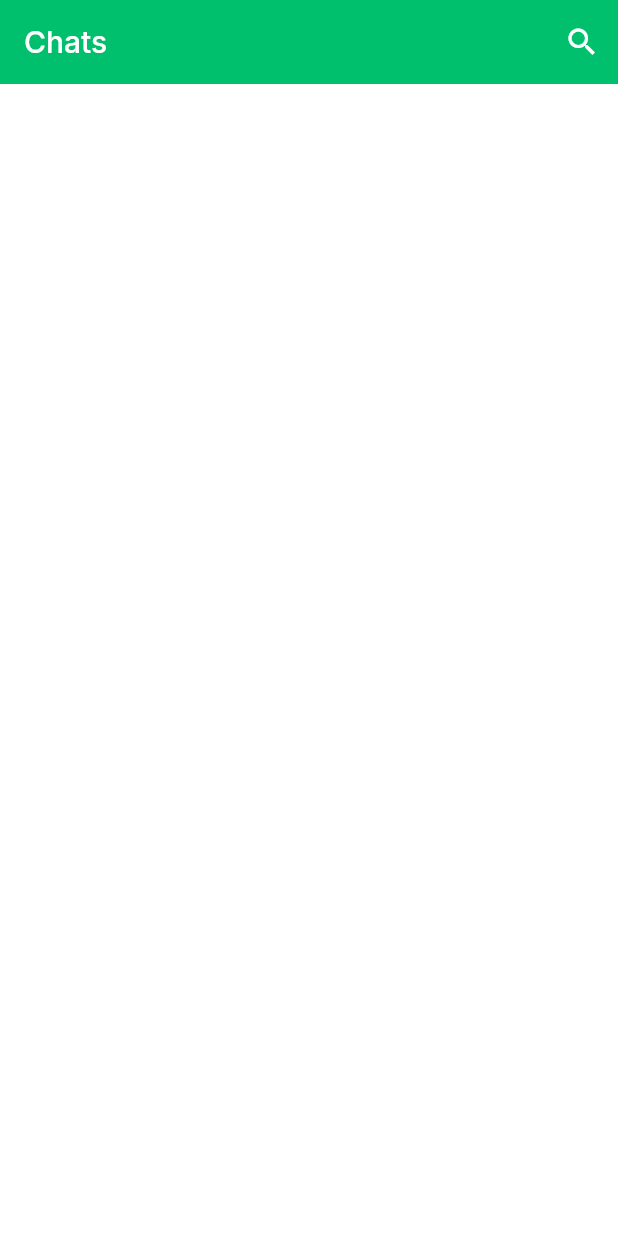
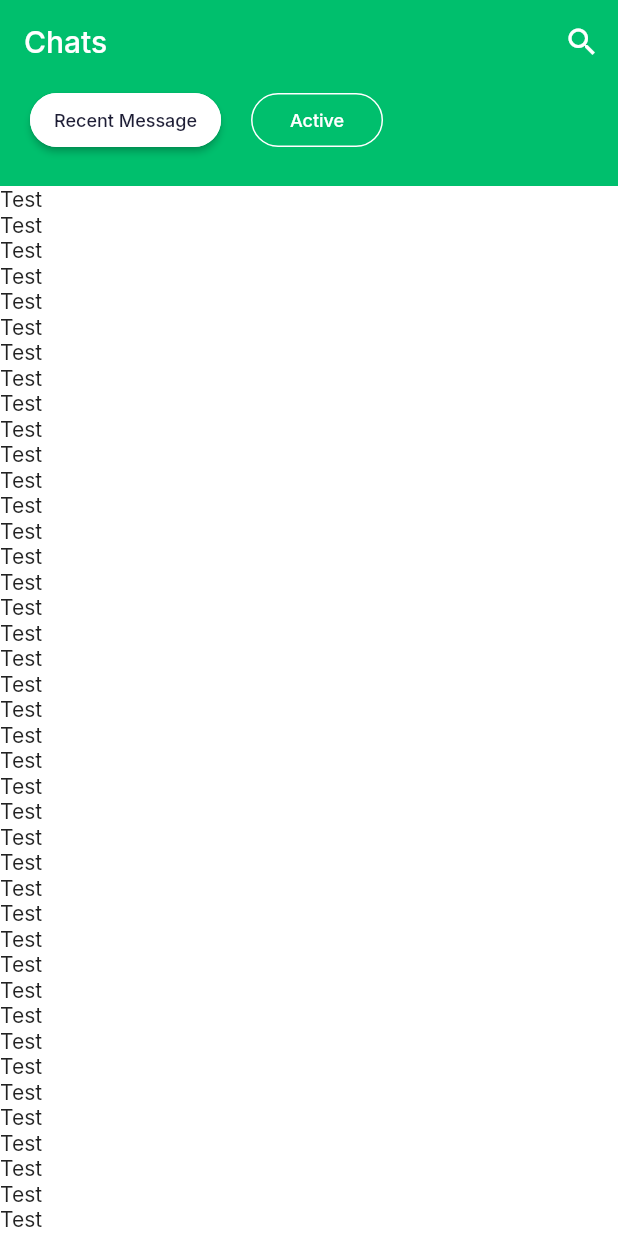
Before and after one commit to jiayong1008/chat-mobile, a Flutter app: the ChatsScreen screen opened directly, on a phone screen of 412 x 824 dp. Run offline on Flutter 3.47's test engine with Material 2 defaults, Android fonts, the phone set to English and light mode, and no system bars; our stand-ins replace google_fonts.

Commit message:
chat screen header

```diff
--- a/lib/screens/chats/chats_screen.dart
+++ b/lib/screens/chats/chats_screen.dart
@@ -1,3 +1,4 @@
+import 'package:chat_mobile/screens/chats/components/body.dart';
 import 'package:flutter/material.dart';
 
 class ChatsScreen extends StatelessWidget {
@@ -6,16 +7,21 @@ class ChatsScreen extends StatelessWidget {
   @override
   Widget build(BuildContext context) {
     return Scaffold(
-      appBar: AppBar(
+      appBar: buildAppBar(),
+      body: Body(),
+    );
+  }
+
+  AppBar buildAppBar() {
+    return AppBar(
       automaticallyImplyLeading: false,
       title: Text("Chats"),
       actions: [
         IconButton(
           onPressed: () {},
-            icon: Icon(Icons.search)
+          icon: Icon(Icons.search),
         ),
       ],
-      ),
     );
   }
 }
--- /dev/null
+++ b/lib/screens/chats/components/body.dart
@@ -0,0 +1,40 @@
+import 'package:chat_mobile/components/filled_outline_button.dart';
+import 'package:chat_mobile/constants.dart';
+import 'package:flutter/material.dart';
+
+class Body extends StatelessWidget {
+  const Body({Key? key}) : super(key: key);
+
+  @override
+  Widget build(BuildContext context) {
+    return Column(
+      children: [
+        Container(
+          padding: const EdgeInsets.fromLTRB(
+            kDefaultPadding, 0, kDefaultPadding, kDefaultPadding
+          ),
+          color: kPrimaryColor,
+          child: Row(
+            children: [
+              FillOutlineButton(
+                press: () {},
+                text: "Recent Message",
+              ),
+              SizedBox(width: kDefaultPadding),
+              FillOutlineButton(
+                press: () {},
+                text: "Active",
+                isFilled: false,
+              ),
+            ],
+          ),
+        ),
+        Expanded(
+          child: ListView.builder(
+            itemBuilder: (context, index) => Text("Test"),
+          ),
+        ),
+      ],
+    );
+  }
+}
```
Lines whose indentation alone changed are shown as unchanged.
